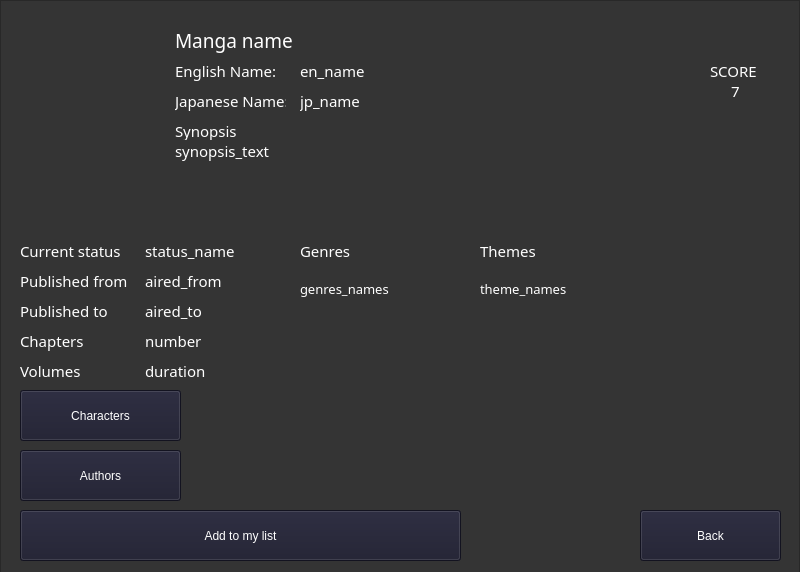
This is OmegaV2/UI/manga.ui in i1ystery/PythonProjects as Qt 5 draws it before an edit. The edited form follows.
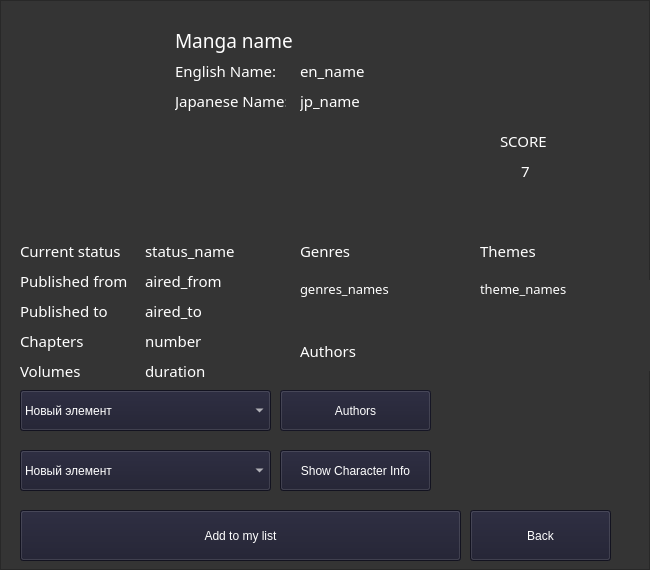
This is the edited form. Icons and pictures are not drawn.

Diff of the .ui file:
```diff
--- a/OmegaV2/UI/manga.ui
+++ b/OmegaV2/UI/manga.ui
@@ -6,8 +6,8 @@
    <rect>
     <x>0</x>
     <y>0</y>
-    <width>800</width>
-    <height>572</height>
+    <width>650</width>
+    <height>570</height>
    </rect>
   </property>
   <property name="windowTitle">
@@ -19,8 +19,8 @@
      <rect>
       <x>0</x>
       <y>0</y>
-      <width>800</width>
-      <height>581</height>
+      <width>650</width>
+      <height>570</height>
      </rect>
     </property>
     <property name="styleSheet">
@@ -56,7 +56,7 @@
       <rect>
        <x>175</x>
        <y>20</y>
-       <width>601</width>
+       <width>461</width>
        <height>41</height>
       </rect>
      </property>
@@ -97,7 +97,7 @@
       <rect>
        <x>300</x>
        <y>60</y>
-       <width>371</width>
+       <width>321</width>
        <height>21</height>
       </rect>
      </property>
@@ -129,7 +129,7 @@
       <rect>
        <x>300</x>
        <y>90</y>
-       <width>371</width>
+       <width>321</width>
        <height>21</height>
       </rect>
      </property>
@@ -143,8 +143,8 @@
     <widget class="QLabel" name="score">
      <property name="geometry">
       <rect>
-       <x>710</x>
-       <y>60</y>
+       <x>500</x>
+       <y>130</y>
        <width>81</width>
        <height>21</height>
       </rect>
@@ -159,8 +159,8 @@
     <widget class="QLabel" name="score_number">
      <property name="geometry">
       <rect>
-       <x>710</x>
-       <y>80</y>
+       <x>500</x>
+       <y>160</y>
        <width>51</width>
        <height>21</height>
       </rect>
@@ -495,44 +495,6 @@
       <bool>true</bool>
      </property>
     </widget>
-    <widget class="QLabel" name="synopsis">
-     <property name="geometry">
-      <rect>
-       <x>175</x>
-       <y>120</y>
-       <width>71</width>
-       <height>21</height>
-      </rect>
-     </property>
-     <property name="styleSheet">
-      <string notr="true">color: rgb(255, 255, 255); font: 63 11pt Segoe UI Variable Display Semib;</string>
-     </property>
-     <property name="text">
-      <string>Synopsis</string>
-     </property>
-    </widget>
-    <widget class="QLabel" name="synopsis_text">
-     <property name="geometry">
-      <rect>
-       <x>175</x>
-       <y>140</y>
-       <width>521</width>
-       <height>91</height>
-      </rect>
-     </property>
-     <property name="styleSheet">
-      <string notr="true">color: rgb(255, 255, 255); font: 63 11pt Segoe UI Variable Display Semib;</string>
-     </property>
-     <property name="text">
-      <string>synopsis_text</string>
-     </property>
-     <property name="alignment">
-      <set>Qt::AlignLeading|Qt::AlignLeft|Qt::AlignTop</set>
-     </property>
-     <property name="wordWrap">
-      <bool>true</bool>
-     </property>
-    </widget>
     <widget class="QPushButton" name="add_to_list">
      <property name="geometry">
       <rect>
@@ -552,7 +514,7 @@
     <widget class="QPushButton" name="back_btn">
      <property name="geometry">
       <rect>
-       <x>640</x>
+       <x>470</x>
        <y>510</y>
        <width>141</width>
        <height>51</height>
@@ -565,37 +527,131 @@
       <string>Back</string>
      </property>
     </widget>
-    <widget class="QPushButton" name="characters">
+    <widget class="QComboBox" name="authors_drop">
      <property name="geometry">
       <rect>
        <x>20</x>
        <y>390</y>
-       <width>161</width>
-       <height>51</height>
+       <width>251</width>
+       <height>41</height>
       </rect>
      </property>
+     <property name="minimumSize">
+      <size>
+       <width>0</width>
+       <height>40</height>
+      </size>
+     </property>
      <property name="styleSheet">
-      <string notr="true">color: rgb(255, 255, 255); font: 63 11pt &quot;Segoe UI Variable Display Semib&quot;; background-color: rgb(27, 27, 45);</string>
+      <string notr="true">color: rgb(255, 255, 255); font: 63 11pt &quot;Segoe UI Variable Display Semib&quot;;background-color: rgb(27, 27, 45)</string>
      </property>
+     <item>
+      <property name="text">
+       <string>Новый элемент</string>
+      </property>
+     </item>
+    </widget>
+    <widget class="QLabel" name="authors">
+     <property name="geometry">
+      <rect>
+       <x>300</x>
+       <y>340</y>
+       <width>111</width>
+       <height>21</height>
+      </rect>
+     </property>
+     <property name="acceptDrops">
+      <bool>false</bool>
+     </property>
+     <property name="styleSheet">
+      <string notr="true">color: rgb(255, 255, 255); font: 63 11pt Segoe UI Variable Display Semib;</string>
+     </property>
      <property name="text">
-      <string>Characters</string>
+      <string>Authors</string>
      </property>
+     <property name="scaledContents">
+      <bool>false</bool>
+     </property>
+     <property name="alignment">
+      <set>Qt::AlignLeading|Qt::AlignLeft|Qt::AlignTop</set>
+     </property>
+     <property name="wordWrap">
+      <bool>true</bool>
+     </property>
     </widget>
-    <widget class="QPushButton" name="episodes">
+    <widget class="QComboBox" name="character_drop">
      <property name="geometry">
       <rect>
        <x>20</x>
        <y>450</y>
-       <width>161</width>
-       <height>51</height>
+       <width>251</width>
+       <height>41</height>
       </rect>
      </property>
+     <property name="minimumSize">
+      <size>
+       <width>0</width>
+       <height>40</height>
+      </size>
+     </property>
      <property name="styleSheet">
+      <string notr="true">color: rgb(255, 255, 255); font: 63 11pt &quot;Segoe UI Variable Display Semib&quot;;background-color: rgb(27, 27, 45)</string>
+     </property>
+     <item>
+      <property name="text">
+       <string>Новый элемент</string>
+      </property>
+     </item>
+    </widget>
+    <widget class="QPushButton" name="anime_characters">
+     <property name="geometry">
+      <rect>
+       <x>280</x>
+       <y>450</y>
+       <width>151</width>
+       <height>41</height>
+      </rect>
+     </property>
+     <property name="styleSheet">
       <string notr="true">color: rgb(255, 255, 255); font: 63 11pt &quot;Segoe UI Variable Display Semib&quot;; background-color: rgb(27, 27, 45);</string>
      </property>
      <property name="text">
+      <string>Show Character Info</string>
+     </property>
+    </widget>
+    <widget class="QPushButton" name="authors_button">
+     <property name="enabled">
+      <bool>false</bool>
+     </property>
+     <property name="geometry">
+      <rect>
+       <x>280</x>
+       <y>390</y>
+       <width>151</width>
+       <height>41</height>
+      </rect>
+     </property>
+     <property name="styleSheet">
+      <string notr="true">color: rgb(255, 255, 255); font: 63 11pt &quot;Segoe UI Variable Display Semib&quot;; background-color: rgb(27, 27, 45);</string>
+     </property>
+     <property name="text">
       <string>Authors</string>
      </property>
+     <property name="checkable">
+      <bool>false</bool>
+     </property>
+     <property name="checked">
+      <bool>false</bool>
+     </property>
+     <property name="autoDefault">
+      <bool>false</bool>
+     </property>
+     <property name="default">
+      <bool>false</bool>
+     </property>
+     <property name="flat">
+      <bool>false</bool>
+     </property>
     </widget>
    </widget>
   </widget>
```
